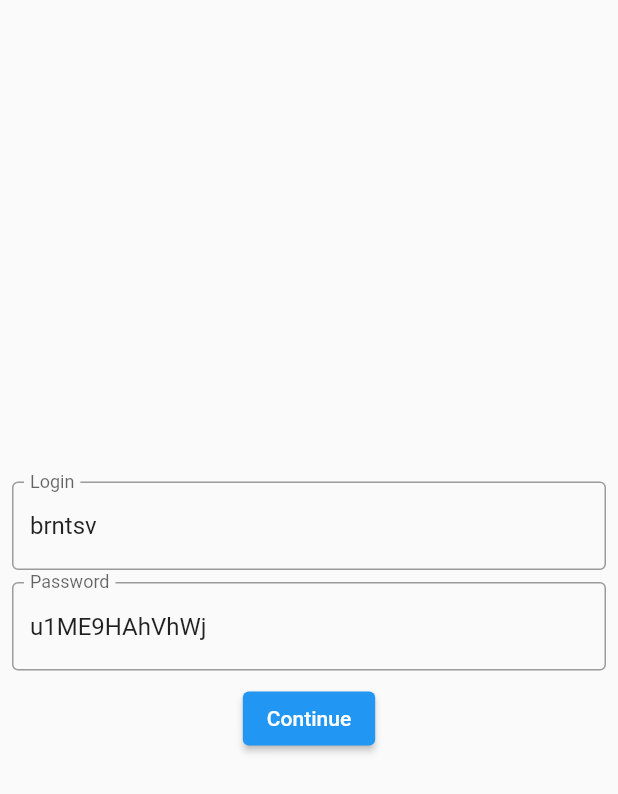
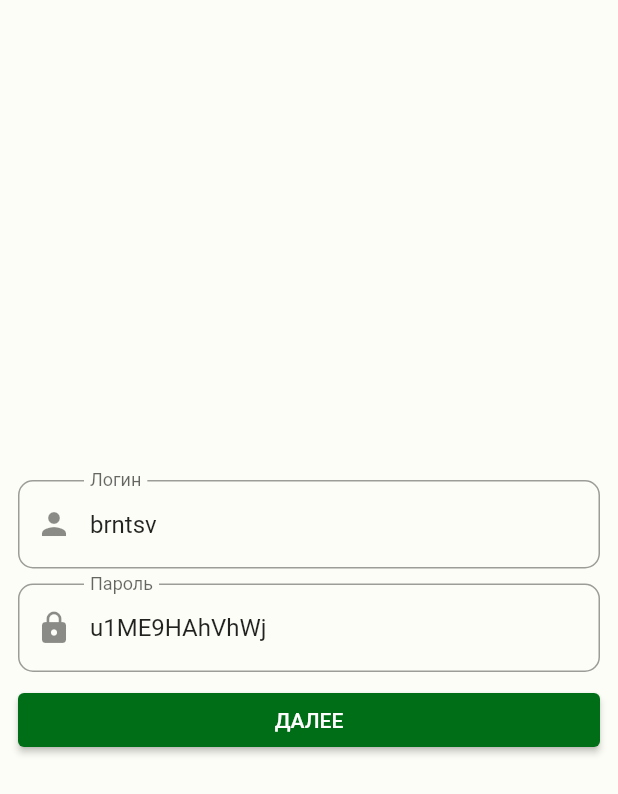
Before and after one commit to brntsv/study-jam-2, a Flutter app: the screen it shows after launch, on a phone screen of 412 x 824 dp. Shown: the top 794 px of the screen. Run offline on Flutter 3.47's test engine with Material 2 defaults, Android fonts, the light colour scheme and no system bars; our stand-ins replace equatable, flutter_bloc, shared_preferences; missing offline and left inert: surf_study_jam.

Commit message:
upd bloc and style auth

```diff
--- /dev/null
+++ b/lib/features/auth/screens/screens.dart
@@ -0,0 +1,2 @@
+export 'bloc/auth_screen_bloc.dart';
+export 'view/view.dart';
--- a/lib/features/auth/screens/auth_screen.dart
+++ b/lib/features/auth/screens/view/auth_screen.dart
@@ -1,7 +1,12 @@
 import 'package:flutter/material.dart';
 import 'package:flutter_bloc/flutter_bloc.dart';
+import 'package:shared_preferences/shared_preferences.dart';
+import 'package:surf_practice_chat_flutter/features/auth/models/token_dto.dart';
 import 'package:surf_practice_chat_flutter/features/auth/repository/auth_repository.dart';
 import 'package:surf_practice_chat_flutter/features/auth/screens/bloc/auth_screen_bloc.dart';
+import 'package:surf_practice_chat_flutter/features/chat/repository/chat_repository.dart';
+import 'package:surf_practice_chat_flutter/features/chat/screens/chat_screen.dart';
+import 'package:surf_practice_chat_flutter/token.dart';
 import 'package:surf_study_jam/surf_study_jam.dart';
 
 /// Screen for authorization process.
@@ -48,8 +53,16 @@ class AuthScreen extends StatelessWidget {
     ScaffoldMessenger.of(context)
       ..hideCurrentSnackBar()
       ..showSnackBar(
-        const SnackBar(
-          content: Text('Error, invalid login or password'),
+        SnackBar(
+          content: Row(
+            children: const [
+              Icon(
+                Icons.error,
+                color: Colors.red,
+              ),
+              Text(' Error: invalid login or password'),
+            ],
+          ),
         ),
       );
   }
@@ -60,6 +73,21 @@ class AuthScreen extends StatelessWidget {
       // TopicsPage(client: client);
     }));
   }
+
+  // void _pushToChat(BuildContext context, TokenDto token) {
+  //   Navigator.push<ChatScreen>(
+  //     context,
+  //     MaterialPageRoute(
+  //       builder: (_) {
+  //         return ChatScreen(
+  //           chatRepository: ChatRepository(
+  //             StudyJamClient().getAuthorizedClient(token.token),
+  //           ),
+  //         );
+  //       },
+  //     ),
+  //   );
+  // }
 }
 
 class AuthView extends StatelessWidget {
@@ -68,19 +96,23 @@ class AuthView extends StatelessWidget {
   @override
   Widget build(BuildContext context) {
     final bloc = context.read<AuthScreenBloc>();
+    String initLogin = 'brntsv';
+    String initPassword = 'u1ME9HAhVhWj';
 
     return Scaffold(
       body: SafeArea(
           child: Padding(
-        padding: const EdgeInsets.all(8.0),
+        padding: const EdgeInsets.all(12.0),
         child: Column(
           mainAxisAlignment: MainAxisAlignment.center,
           children: [
             TextFormField(
-              initialValue: 'brntsv',
-              decoration: const InputDecoration(
-                labelText: 'Login',
-                border: OutlineInputBorder(),
+              initialValue: initLogin,
+              decoration: InputDecoration(
+                prefixIcon: const Icon(Icons.person),
+                labelText: 'Логин',
+                border:
+                    OutlineInputBorder(borderRadius: BorderRadius.circular(10)),
               ),
               onChanged: (value) => {
                 bloc.add(
@@ -89,13 +121,15 @@ class AuthView extends StatelessWidget {
               },
             ),
             const SizedBox(
-              height: 8,
+              height: 10,
             ),
             TextFormField(
-              initialValue: 'u1ME9HAhVhWj',
-              decoration: const InputDecoration(
-                labelText: 'Password',
-                border: OutlineInputBorder(),
+              initialValue: initPassword,
+              decoration: InputDecoration(
+                prefixIcon: const Icon(Icons.lock),
+                labelText: 'Пароль',
+                border:
+                    OutlineInputBorder(borderRadius: BorderRadius.circular(10)),
               ),
               onChanged: (value) => {
                 bloc.add(
@@ -106,9 +140,12 @@ class AuthView extends StatelessWidget {
             const SizedBox(
               height: 8,
             ),
-            ElevatedButton(
-              onPressed: () => {bloc.add(AuthScreenContinueClicked())},
-              child: const Text('Continue'),
+            SizedBox(
+              width: double.infinity,
+              child: ElevatedButton(
+                onPressed: () => {bloc.add(AuthScreenContinueClicked())},
+                child: const Text('ДАЛЕЕ'),
+              ),
             ),
           ],
         ),
--- /dev/null
+++ b/lib/features/auth/screens/view/view.dart
@@ -0,0 +1 @@
+export 'auth_screen.dart';
--- a/lib/main.dart
+++ b/lib/main.dart
@@ -1,6 +1,6 @@
 import 'package:flutter/material.dart';
 import 'package:surf_practice_chat_flutter/features/auth/repository/auth_repository.dart';
-import 'package:surf_practice_chat_flutter/features/auth/screens/auth_screen.dart';
+import 'package:surf_practice_chat_flutter/features/auth/screens/view/auth_screen.dart';
 import 'package:surf_study_jam/surf_study_jam.dart';
 
 void main() async {
@@ -17,6 +17,12 @@ class MyApp extends StatelessWidget {
   @override
   Widget build(BuildContext context) {
     return MaterialApp(
+      theme: ThemeData().copyWith(
+        scaffoldBackgroundColor: const Color(0xFFfcfdf6),
+        colorScheme: ThemeData().colorScheme.copyWith(
+              primary: const Color(0xFF006e17),
+            ),
+      ),
       debugShowCheckedModeBanner: false,
       home: AuthScreen(
         authRepository: AuthRepository(StudyJamClient()),
```
